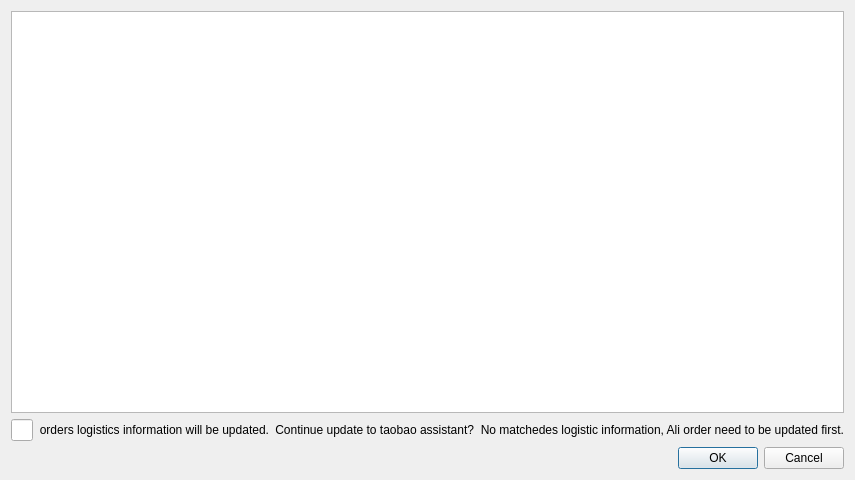
Old version of the form taobaoorderlogisticsupdatedialog.ui in the repository xlongfeng/alixixi.
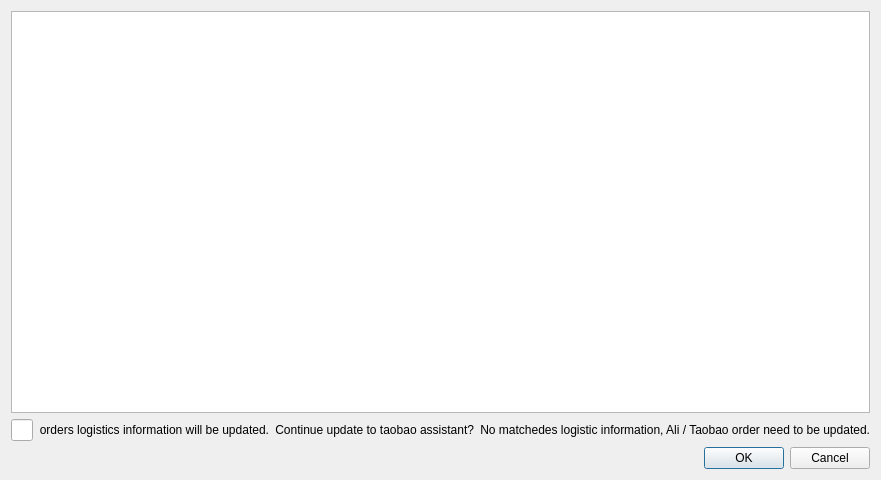
New version of the form.

What changed in the file:
```diff
--- a/taobaoorderlogisticsupdatedialog.ui
+++ b/taobaoorderlogisticsupdatedialog.ui
@@ -6,7 +6,7 @@
    <rect>
     <x>0</x>
     <y>0</y>
-    <width>640</width>
+    <width>814</width>
     <height>480</height>
    </rect>
   </property>
@@ -87,7 +87,7 @@
      <item>
       <widget class="QLabel" name="aliUpdateLabel">
        <property name="text">
-        <string>No matchedes logistic information, Ali order need to be updated first.</string>
+        <string>No matchedes logistic information, Ali / Taobao order need to be updated.</string>
        </property>
        <property name="alignment">
         <set>Qt::AlignRight|Qt::AlignTrailing|Qt::AlignVCenter</set>
```
